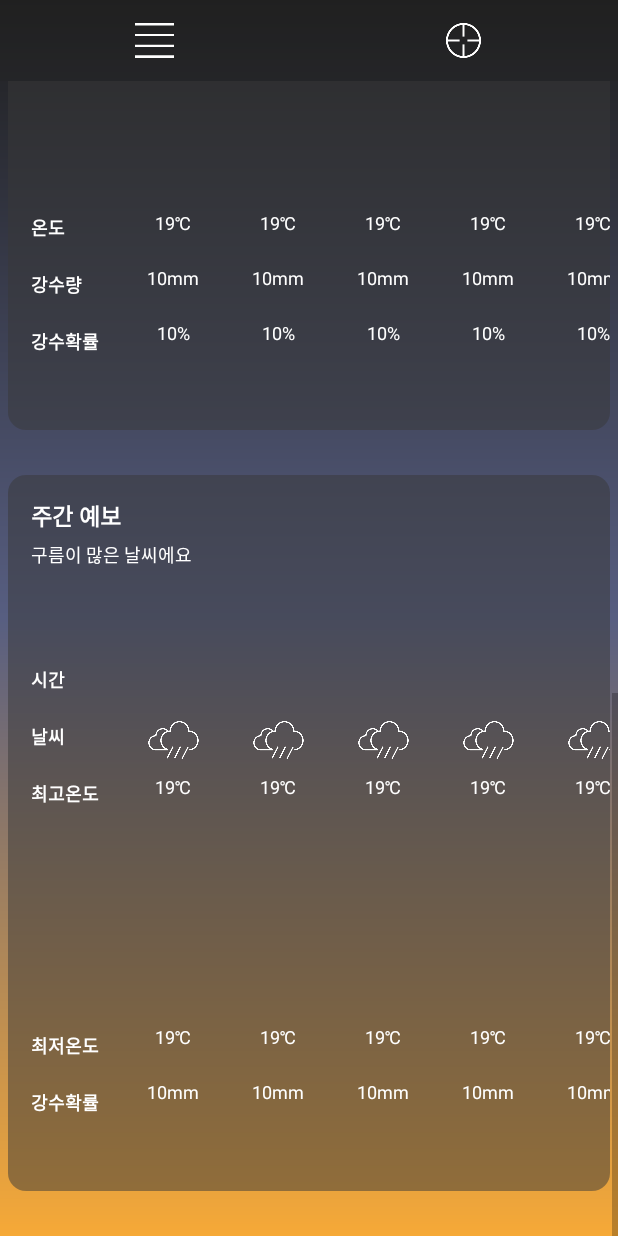
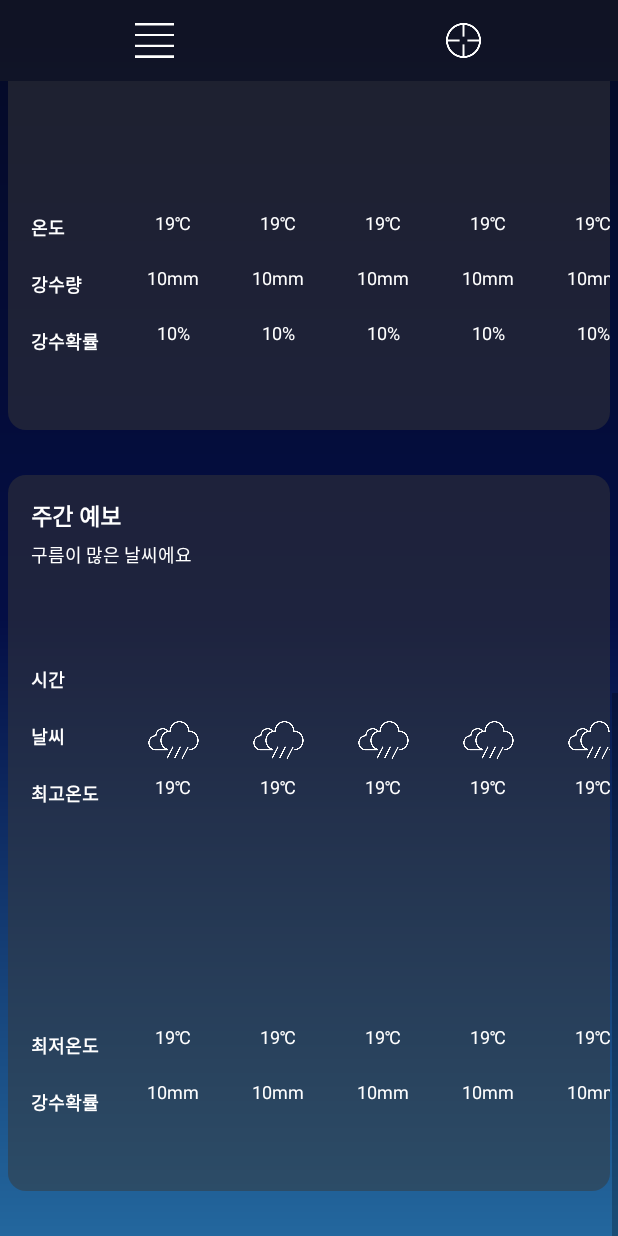
Before and after one commit to OhSenungWan/moblie_weather, an Android app: the screen it shows after launch (MainActivity), scrolled down 868 dp, on a phone screen of 412 x 824 dp. Run offline under Robolectric (Android 15) with nearby library versions, the phone set to English and light mode, and no system bars; our stand-ins replace Room's generated code; 4 statements that could not run were skipped.

Commit message:
2021_05_02:xml_bg

```diff
--- a/app/src/main/res/drawable/bg1.xml
+++ b/app/src/main/res/drawable/bg.xml
@@ -4,9 +4,9 @@
 
     <gradient
         android:angle="90"
-        android:startColor="#F6A937"
-        android:endColor="#1E1E1E"
-        android:centerColor="#575E81" />
+        android:startColor="#FBCB38"
+        android:endColor="#05255C"
+        android:centerColor="#F46335" />
 
     <!--    android:angle="0"-->
     <!-- angle 0 으로 맞추면 가로 90 은 세로-->
--- a/app/src/main/res/drawable/bg2.xml
+++ b/app/src/main/res/drawable/bg2.xml
@@ -4,9 +4,9 @@
 
     <gradient
         android:angle="90"
-        android:startColor="#F0ABD1FF"
-        android:endColor="#2F74FF"
-        android:centerColor="#62B9FF" />
+        android:startColor="#D5EDF8"
+        android:endColor="#F000387A"
+        android:centerColor="#45ACFF" />
 
     <!--    android:angle="0"-->
     <!-- angle 0 으로 맞추면 가로 90 은 세로-->
--- a/app/src/main/res/drawable/bg3.xml
+++ b/app/src/main/res/drawable/bg3.xml
@@ -4,9 +4,9 @@
 
     <gradient
         android:angle="90"
-        android:startColor="#F06A6A6A"
-        android:endColor="#2C2C2C"
-        android:centerColor="#575757" />
+        android:startColor="#23679E"
+        android:endColor="#040925"
+        android:centerColor="#040E45" />
 
     <!--    android:angle="0"-->
     <!-- angle 0 으로 맞추면 가로 90 은 세로-->
--- a/app/src/main/res/layout/activity_main.xml
+++ b/app/src/main/res/layout/activity_main.xml
@@ -4,7 +4,7 @@
     android:id="@+id/back"
     android:layout_width="match_parent"
     android:layout_height="match_parent"
-    android:background="@drawable/bg1"
+    android:background="@drawable/bg3"
     android:orientation="vertical">
 
     <LinearLayout
```
